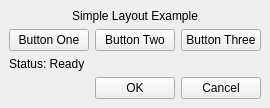
Before: the Qt Designer form component/06/main.ui in matf-pp/Materials, drawn with Qt 5.
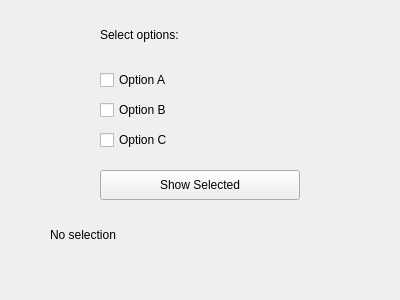
After: the same form once the commit is applied.

```diff
--- a/component/06/main.ui
+++ b/component/06/main.ui
@@ -2,95 +2,104 @@
 <ui version="4.0">
  <class>MainWindow</class>
  <widget class="QMainWindow" name="MainWindow">
+  <property name="geometry">
+   <rect>
+    <x>0</x>
+    <y>0</y>
+    <width>400</width>
+    <height>300</height>
+   </rect>
+  </property>
   <property name="windowTitle">
    <string>Layout Buttons Example</string>
   </property>
 
   <widget class="QWidget" name="centralwidget">
-   <layout class="QVBoxLayout" name="mainLayout">
 
-    <!-- Title -->
-    <item>
      <widget class="QLabel" name="label_title">
+    <property name="geometry">
+     <rect>
+      <x>100</x>
+      <y>20</y>
+      <width>200</width>
+      <height>30</height>
+     </rect>
+    </property>
       <property name="text">
-       <string>Simple Layout Example</string>
-      </property>
-      <property name="alignment">
-       <set>Qt::AlignCenter</set>
-      </property>
-     </widget>
-    </item>
+     <string>Select options:</string>
+    </property>
+   </widget>
 
-    <!-- First row of buttons -->
-    <item>
-     <layout class="QHBoxLayout" name="topButtonLayout">
-      <item>
-       <widget class="QPushButton" name="btn_one">
-        <property name="text">
-         <string>Button One</string>
-        </property>
-       </widget>
-      </item>
-      <item>
-       <widget class="QPushButton" name="btn_two">
+   <widget class="QCheckBox" name="checkBox_1">
+    <property name="geometry">
+     <rect>
+      <x>100</x>
+      <y>70</y>
+      <width>150</width>
+      <height>20</height>
+     </rect>
+    </property>
         <property name="text">
-         <string>Button Two</string>
-        </property>
-       </widget>
-      </item>
-      <item>
-       <widget class="QPushButton" name="btn_three">
+     <string>Option A</string>
+    </property>
+   </widget>
+
+   <widget class="QCheckBox" name="checkBox_2">
+    <property name="geometry">
+     <rect>
+      <x>100</x>
+      <y>100</y>
+      <width>150</width>
+      <height>20</height>
+     </rect>
+    </property>
         <property name="text">
-         <string>Button Three</string>
-        </property>
-       </widget>
-      </item>
-     </layout>
-    </item>
+     <string>Option B</string>
+    </property>
+   </widget>
 
-    <!-- Status label -->
-    <item>
-     <widget class="QLabel" name="label_status">
+   <widget class="QCheckBox" name="checkBox_3">
+    <property name="geometry">
+     <rect>
+      <x>100</x>
+      <y>130</y>
+      <width>150</width>
+      <height>20</height>
+     </rect>
+    </property>
       <property name="text">
-       <string>Status: Ready</string>
-      </property>
-     </widget>
-    </item>
+     <string>Option C</string>
+    </property>
+   </widget>
 
-    <!-- Bottom action buttons -->
-    <item>
-     <layout class="QHBoxLayout" name="bottomButtonLayout">
-      <item>
-       <spacer name="horizontalSpacer">
-        <property name="orientation">
-         <enum>Qt::Horizontal</enum>
-        </property>
-        <property name="sizeHint">
-         <size>
-          <width>40</width>
-          <height>20</height>
-         </size>
-        </property>
-       </spacer>
-      </item>
-      <item>
-       <widget class="QPushButton" name="btn_ok">
+   <widget class="QPushButton" name="pushButton">
+    <property name="geometry">
+     <rect>
+      <x>100</x>
+      <y>170</y>
+      <width>200</width>
+      <height>30</height>
+     </rect>
+    </property>
         <property name="text">
-         <string>OK</string>
-        </property>
-       </widget>
-      </item>
-      <item>
-       <widget class="QPushButton" name="btn_cancel">
+     <string>Show Selected</string>
+    </property>
+   </widget>
+
+   <widget class="QLabel" name="label_result">
+    <property name="geometry">
+     <rect>
+      <x>50</x>
+      <y>220</y>
+      <width>300</width>
+      <height>30</height>
+     </rect>
+    </property>
         <property name="text">
-         <string>Cancel</string>
-        </property>
-       </widget>
-      </item>
-     </layout>
-    </item>
+     <string>No selection</string>
+    </property>
+   </widget>
 
-   </layout>
   </widget>
  </widget>
  <resources/>
```
Left out of the diff: 2 changed lines with no effect on the pictures. Lines whose indentation alone changed are shown as unchanged.
